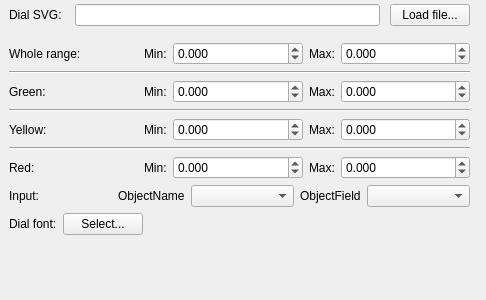
The window that ground/src/plugins/lineardial/lineardialgadgetoptionspage.ui (openpilot/OpenPilot) describes before a commit, drawn with Qt 5.
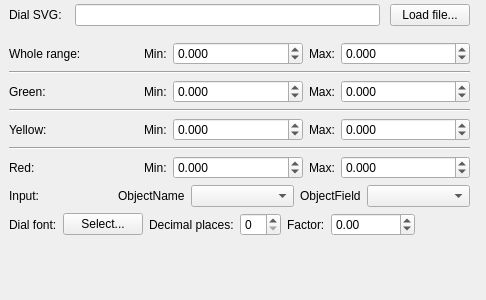
The same window after the commit.

Commit message: OP-60 : new options for linear dial: number of decimal places and factor (+ bug fixes)

Diff of the .ui file:
```diff
--- a/ground/src/plugins/lineardial/lineardialgadgetoptionspage.ui
+++ b/ground/src/plugins/lineardial/lineardialgadgetoptionspage.ui
@@ -447,6 +447,37 @@
         </property>
        </widget>
       </item>
+      <item>
+       <widget class="QLabel" name="label_15">
+        <property name="text">
+         <string>Decimal places:</string>
+        </property>
+       </widget>
+      </item>
+      <item>
+       <widget class="QSpinBox" name="decPlaces">
+        <property name="maximum">
+         <number>99</number>
+        </property>
+       </widget>
+      </item>
+      <item>
+       <widget class="QLabel" name="label_16">
+        <property name="text">
+         <string>Factor:</string>
+        </property>
+       </widget>
+      </item>
+      <item>
+       <widget class="QDoubleSpinBox" name="factor">
+        <property name="minimum">
+         <double>-10000.000000000000000</double>
+        </property>
+        <property name="maximum">
+         <double>100000.000000000000000</double>
+        </property>
+       </widget>
+      </item>
       <item>
        <spacer name="horizontalSpacer">
         <property name="orientation">
```
The commit also changes 6 other files.
